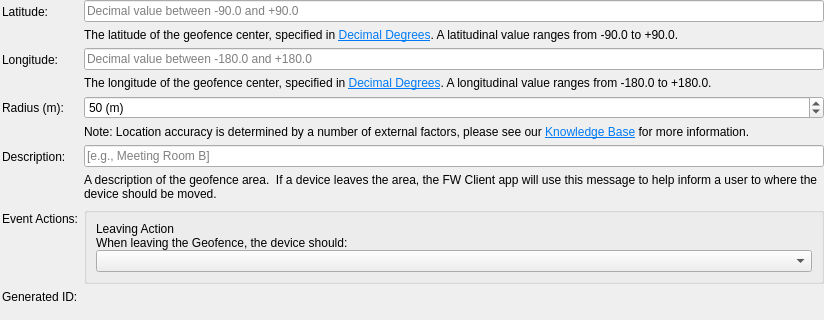
Before: the Qt Designer form FWAdminLib/PolicyEditor/GeofenceForm.ui in fw-dev/translations, drawn with Qt 5; both pictures show x 0 to 824 and y 0 to 320 of the 824 by 696 pixel window.
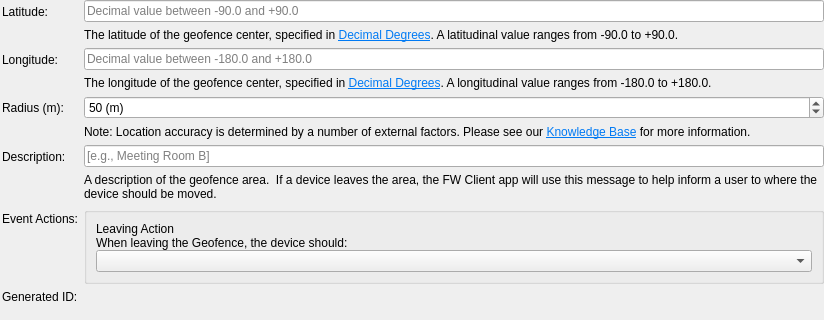
After: the same form once the commit is applied.

```diff
--- a/FWAdminLib/PolicyEditor/GeofenceForm.ui
+++ b/FWAdminLib/PolicyEditor/GeofenceForm.ui
@@ -187,7 +187,7 @@
           </sizepolicy>
          </property>
          <property name="text">
-          <string>&lt;html&gt;&lt;head/&gt;&lt;body&gt;&lt;p&gt;Note: Location accuracy is determined by a number of external factors, please see our &lt;a href=&quot;https://kb.filewave.com/display/KB/Location+Tracking&quot;&gt;&lt;span style=&quot; text-decoration: underline; color:#007af4;&quot;&gt;Knowledge Base&lt;/span&gt;&lt;/a&gt; for more information.&lt;/p&gt;&lt;/body&gt;&lt;/html&gt;</string>
+          <string>&lt;html&gt;&lt;head/&gt;&lt;body&gt;&lt;p&gt;Note: Location accuracy is determined by a number of external factors. Please see our &lt;a href=&quot;https://kb.filewave.com/display/KB/Location+Tracking&quot;&gt;&lt;span style=&quot; text-decoration: underline; color:#007af4;&quot;&gt;Knowledge Base&lt;/span&gt;&lt;/a&gt; for more information.&lt;/p&gt;&lt;/body&gt;&lt;/html&gt;</string>
          </property>
          <property name="alignment">
           <set>Qt::AlignLeading|Qt::AlignLeft|Qt::AlignTop</set>
```
